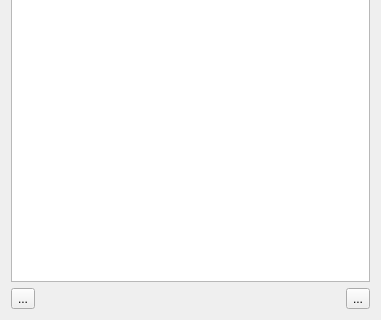
First picture: the form in src/libraries/rwidgets/docks/playerspanel.ui, repository Rolisteam/rolisteam, before the edit; both pictures show x 0 to 381 and y 311 to 631 of the 381 by 631 pixel window.
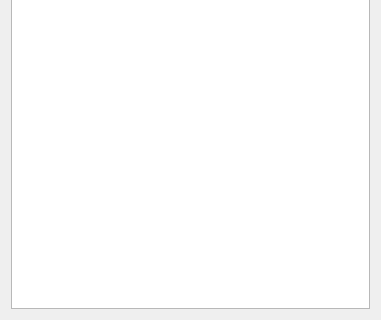
Second picture: the form after the edit. Icons and pictures are not drawn. Custom widgets are drawn as their Qt base class.

Commit message: [UI] remove Add/Remove button from players panel.

The edit to the form file:
```diff
--- a/src/libraries/rwidgets/docks/playerspanel.ui
+++ b/src/libraries/rwidgets/docks/playerspanel.ui
@@ -20,41 +20,7 @@
       <widget class="UserListView" name="m_playerView"/>
      </item>
      <item>
-      <layout class="QHBoxLayout" name="horizontalLayout">
-       <item>
-        <widget class="QToolButton" name="m_addBtn">
-         <property name="text">
-          <string>...</string>
-         </property>
-         <property name="toolButtonStyle">
-          <enum>Qt::ToolButtonStyle::ToolButtonTextBesideIcon</enum>
-         </property>
-        </widget>
-       </item>
-       <item>
-        <spacer name="horizontalSpacer">
-         <property name="orientation">
-          <enum>Qt::Orientation::Horizontal</enum>
-         </property>
-         <property name="sizeHint" stdset="0">
-          <size>
-           <width>40</width>
-           <height>20</height>
-          </size>
-         </property>
-        </spacer>
-       </item>
-       <item>
-        <widget class="QToolButton" name="m_removeBtn">
-         <property name="text">
-          <string>...</string>
-         </property>
-         <property name="toolButtonStyle">
-          <enum>Qt::ToolButtonStyle::ToolButtonTextBesideIcon</enum>
-         </property>
-        </widget>
-       </item>
-      </layout>
+      <layout class="QHBoxLayout" name="horizontalLayout"/>
      </item>
     </layout>
    </item>
```
Left out of the diff: 16 changed lines with no effect on the pictures. The commit also changes 2 other files.
